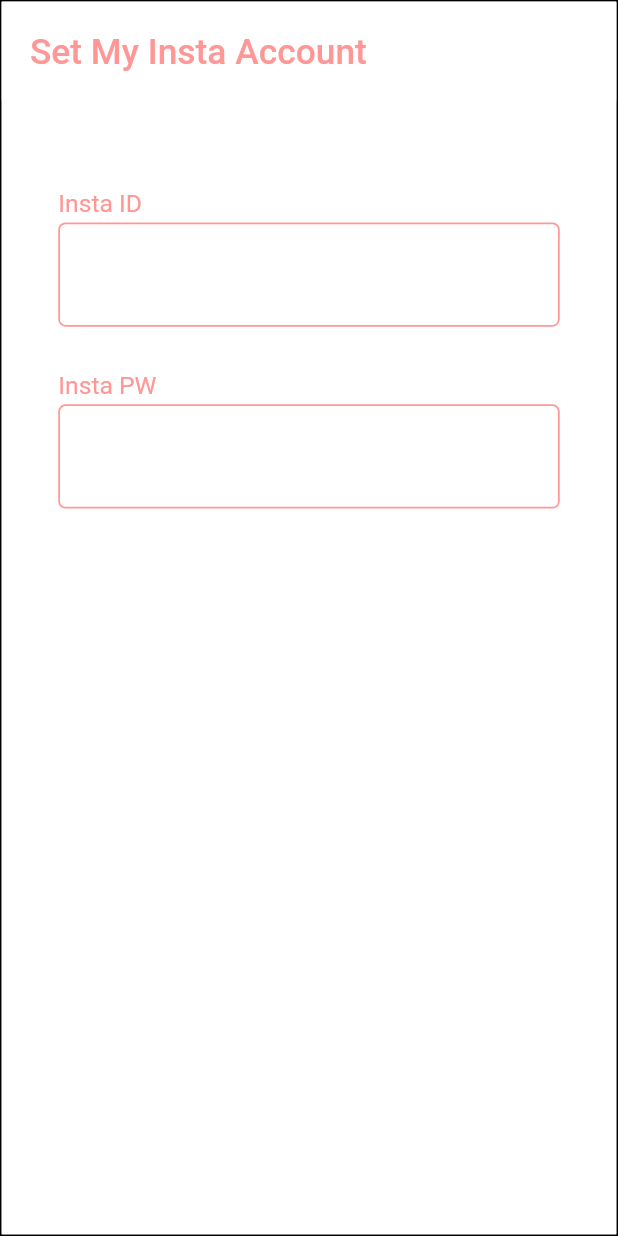
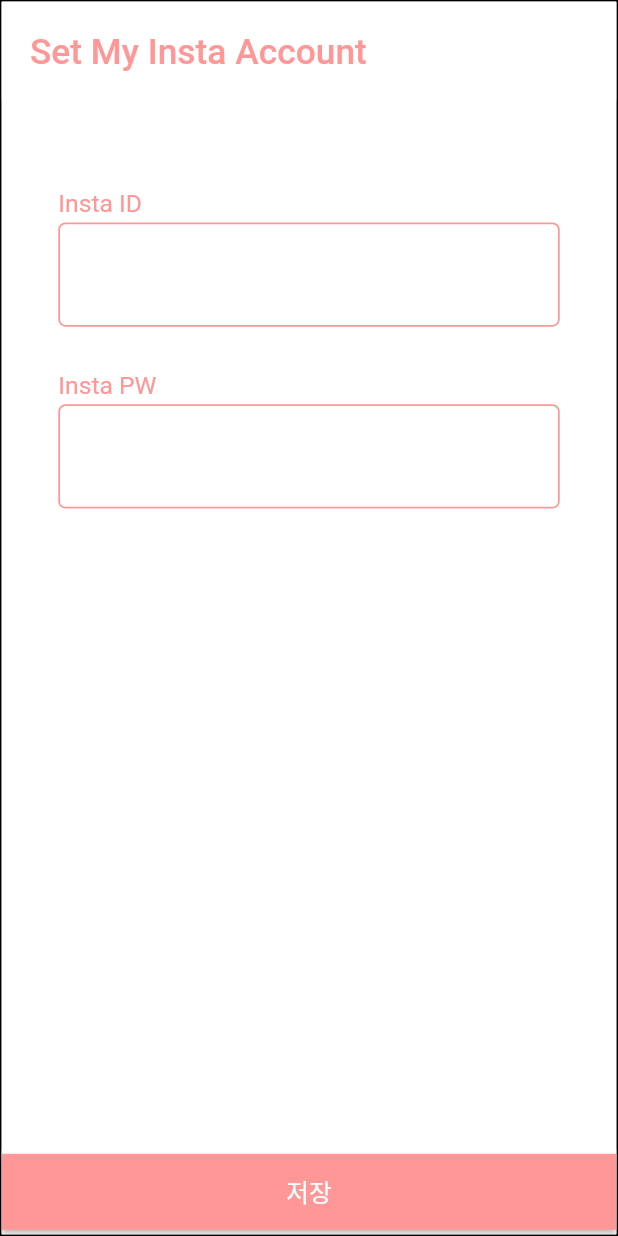
Before and after one commit to dev-tryit/insta_crawller_flutter, a Flutter app: the InstaAccountSettingPage widget shown alone on an empty page, opened directly, on a phone screen of 412 x 824 dp. Run offline on Flutter 3.47's test engine with Material 2 defaults, Android fonts, the phone set to English and light mode, and no system bars; our stand-ins replace animate_do, card_swiper, cloud_firestore, email_validator, firebase_auth, firebase_core and 9 more; missing offline and left inert: emojis, firedart, logger_flutter, puppeteer, unsplash_client, window_manager; accounts and stored records are empty; Roboto replaces fonts that are missing (Coiny).

Commit message:
InstaAccountSettingPage.dart 완성

```diff
--- a/_code/lib/page/InstaAccountSettingPage.dart
+++ b/_code/lib/page/InstaAccountSettingPage.dart
@@ -9,7 +9,7 @@ class InstaAccountSettingPage extends StatelessWidget {
 
   const InstaAccountSettingPage({Key? key}) : super(key: key);
 
-  static const TextStyle textStyle = TextStyle(color: MyTheme.mainColor );
+  static const TextStyle textStyle = TextStyle(color: MyTheme.mainColor);
   static const InputDecoration inputBoxDecoration = InputDecoration(
     border: OutlineInputBorder(
       borderSide: BorderSide(color: MyTheme.mainColor),
@@ -57,6 +57,21 @@ class InstaAccountSettingPage extends StatelessWidget {
           ],
         ),
       ),
+      bottomSheet: SizedBox(
+        width: double.infinity,
+        child: ElevatedButton(
+          child: Padding(
+            padding: const EdgeInsets.all(11.0),
+            child: const Text("저장"),
+          ),
+          style: ElevatedButton.styleFrom(
+            shape: const RoundedRectangleBorder(),
+            primary: MyTheme.mainColor,
+            onPrimary: MyTheme.subColor,
+          ),
+          onPressed: () {},
+        ),
+      ),
     );
   }
 }
```
